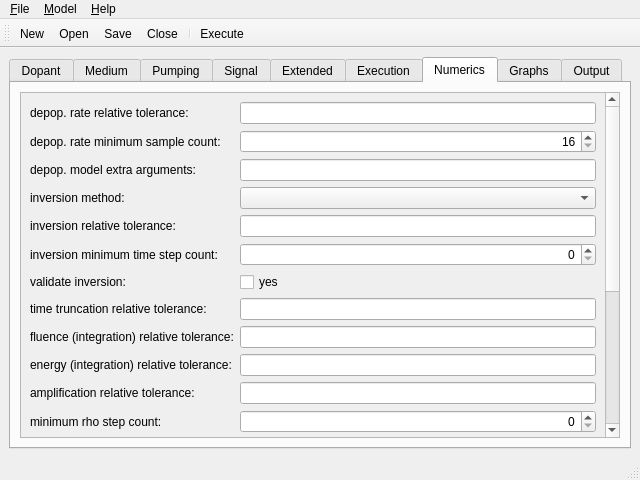
Above: npamp/mainwin.ui from vsemionov/npamp before the change. Below: the same form after it.
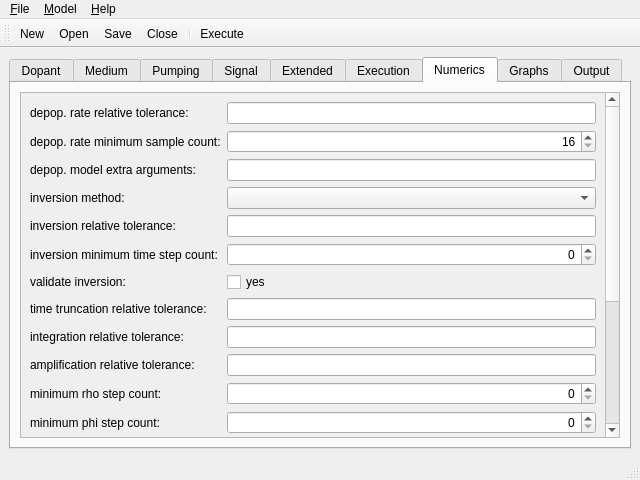
That is the form after the change. The open tabs and pages were chosen to show the change. Icons and pictures are not drawn.

Commit message: experimental: do not account for fluence rtol (it's included in amplification rtol), neither for the min. number of discretization steps, nor for the error in the results

Patch:
```diff
--- a/npamp/mainwin.ui
+++ b/npamp/mainwin.ui
@@ -968,7 +968,7 @@
             <item row="8" column="0">
              <widget class="QLabel" name="label_fluence_rtol">
               <property name="text">
-               <string>fluence (integration) relative tolerance:</string>
+               <string>integration relative tolerance:</string>
               </property>
              </widget>
             </item>
@@ -980,41 +980,27 @@
              </widget>
             </item>
             <item row="9" column="0">
-             <widget class="QLabel" name="label_energy_rtol">
-              <property name="text">
-               <string>energy (integration) relative tolerance:</string>
-              </property>
-             </widget>
-            </item>
-            <item row="9" column="1">
-             <widget class="QLineEdit" name="lineEdit_energy_rtol">
-              <property name="alignment">
-               <set>Qt::AlignRight|Qt::AlignTrailing|Qt::AlignVCenter</set>
-              </property>
-             </widget>
-            </item>
-            <item row="10" column="0">
              <widget class="QLabel" name="label_amp_rtol">
               <property name="text">
                <string>amplification relative tolerance:</string>
               </property>
              </widget>
             </item>
-            <item row="10" column="1">
+            <item row="9" column="1">
              <widget class="QLineEdit" name="lineEdit_amp_rtol">
               <property name="alignment">
                <set>Qt::AlignRight|Qt::AlignTrailing|Qt::AlignVCenter</set>
               </property>
              </widget>
             </item>
-            <item row="11" column="0">
+            <item row="10" column="0">
              <widget class="QLabel" name="label_min_count_rho">
               <property name="text">
                <string>minimum rho step count:</string>
               </property>
              </widget>
             </item>
-            <item row="11" column="1">
+            <item row="10" column="1">
              <widget class="QSpinBox" name="spinBox_min_count_rho">
               <property name="alignment">
                <set>Qt::AlignRight|Qt::AlignTrailing|Qt::AlignVCenter</set>
@@ -1027,14 +1013,14 @@
               </property>
              </widget>
             </item>
-            <item row="12" column="0">
+            <item row="11" column="0">
              <widget class="QLabel" name="label_min_count_phi">
               <property name="text">
                <string>minimum phi step count:</string>
               </property>
              </widget>
             </item>
-            <item row="12" column="1">
+            <item row="11" column="1">
              <widget class="QSpinBox" name="spinBox_min_count_phi">
               <property name="alignment">
                <set>Qt::AlignRight|Qt::AlignTrailing|Qt::AlignVCenter</set>
```
Left out of the diff: 20 changed lines with no effect on the pictures. The commit also changes 8 other files.
